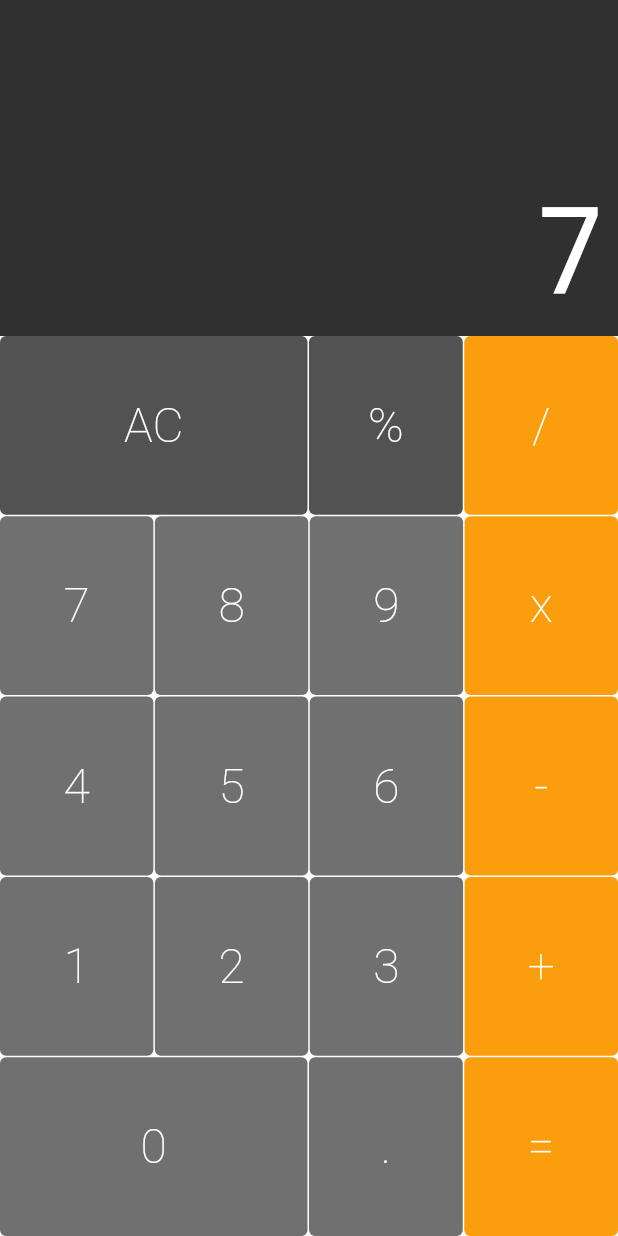
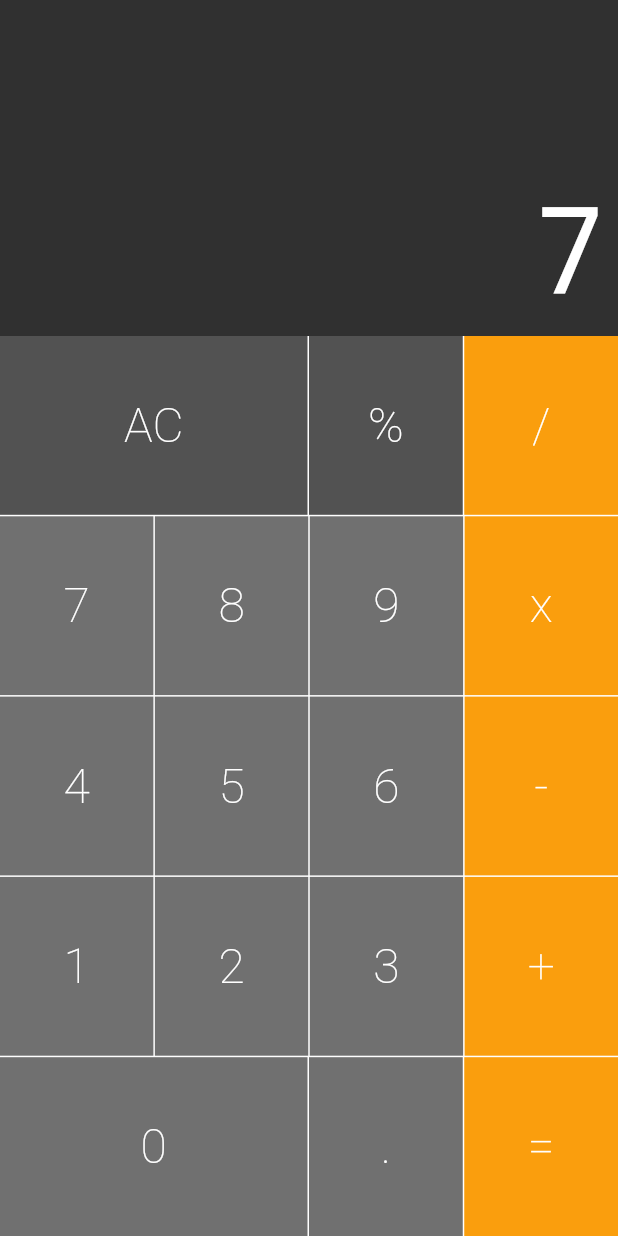
Before and after one commit to JonatasAlves9/calculator-flutter, a Flutter app: the screen it shows after launch, after a tap on an icon or button, on a phone screen of 412 x 824 dp. Run offline on Flutter 3.47's test engine with Material 2 defaults, Android fonts, the phone set to English and light mode, and no system bars; drawn by our look-alikes of auto_size_text.

Commit message:
feat: adjustment in style of button

```diff
--- a/lib/components/button.dart
+++ b/lib/components/button.dart
@@ -39,13 +39,11 @@ class Button extends StatelessWidget {
       flex: big ? 2 : 1,
       child: TextButton(
         onPressed: () => cb(text),
-        style: ButtonStyle(
-          backgroundColor: MaterialStateProperty.resolveWith((states) {
-            return color;
-          }),
-          overlayColor: MaterialStateProperty.resolveWith((states) {
-            return Colors.black.withOpacity(0.05);
-          }),
+        style: TextButton.styleFrom(
+          foregroundColor: Colors.black,
+          backgroundColor: color,
+          shape: const BeveledRectangleBorder(
+              borderRadius: BorderRadius.all(Radius.circular(0))),
         ),
         child: Text(
           text,
```
